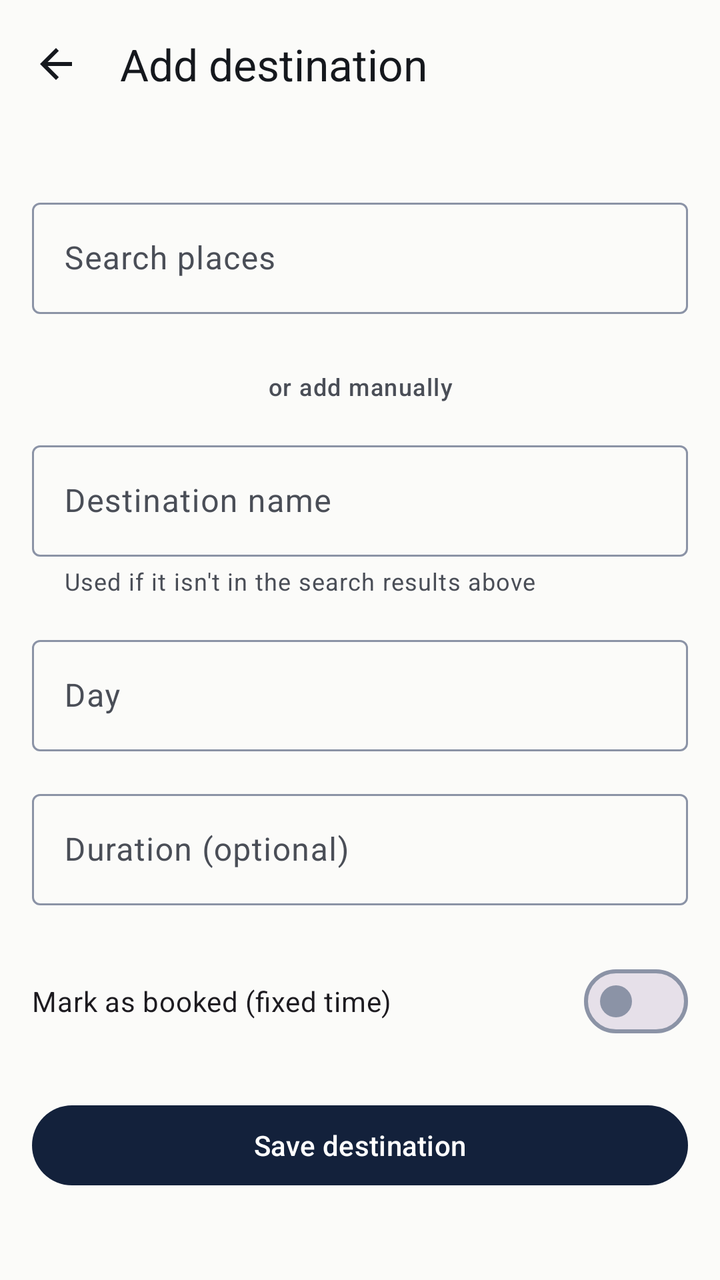
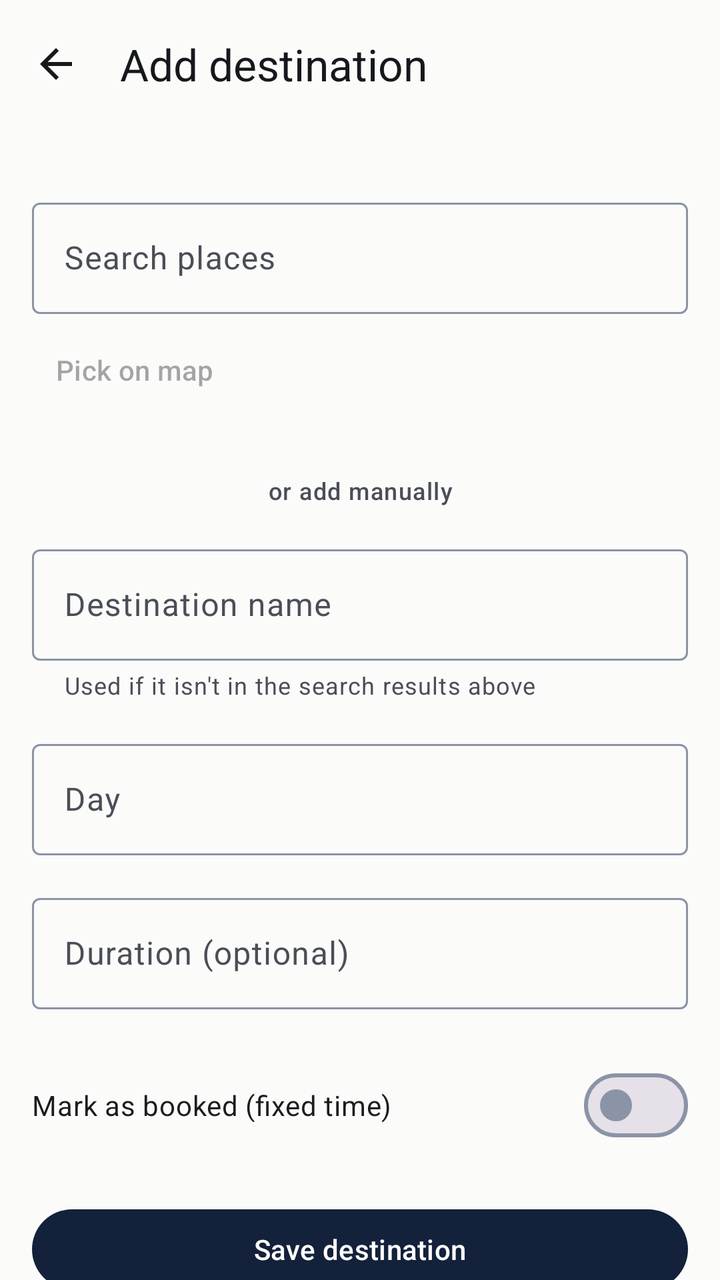

Screens rendered from an Android XML layout before and after an edit, with the pre-edit source and the edit as a unified diff.
<!-- AndroidManifest.xml: application theme Theme.TripFit -->
<!-- res/layout/activity_add_destination.xml -->
<?xml version="1.0" encoding="utf-8"?>
<LinearLayout xmlns:android="http://schemas.android.com/apk/res/android"
    xmlns:app="http://schemas.android.com/apk/res-auto"
    xmlns:tools="http://schemas.android.com/tools"
    android:id="@+id/add_destination_root"
    android:layout_width="match_parent"
    android:layout_height="match_parent"
    android:background="?attr/colorSurface"
    android:orientation="vertical"
    tools:context=".AddDestinationActivity">

    <com.google.android.material.appbar.MaterialToolbar
        android:id="@+id/toolbar"
        android:layout_width="match_parent"
        android:layout_height="?attr/actionBarSize"
        android:background="?attr/colorSurface"
        app:navigationIcon="@drawable/ic_arrow_back_24"
        app:title="@string/add_destination_title"
        app:titleTextColor="?attr/colorOnSurface" />

    <androidx.core.widget.NestedScrollView
        android:layout_width="match_parent"
        android:layout_height="0dp"
        android:layout_weight="1"
        android:fillViewport="true">

        <LinearLayout
            android:layout_width="match_parent"
            android:layout_height="wrap_content"
            android:orientation="vertical"
            android:padding="@dimen/space_md">

            <com.google.android.material.chip.ChipGroup
                android:id="@+id/chip_group_cities"
                android:layout_width="match_parent"
                android:layout_height="wrap_content"
                app:singleSelection="true" />

            <com.google.android.material.textfield.TextInputLayout
                android:id="@+id/layout_search"
                style="@style/Widget.Material3.TextInputLayout.OutlinedBox"
                android:layout_width="match_parent"
                android:layout_height="wrap_content"
                android:layout_marginTop="@dimen/space_md"
                android:hint="@string/field_search_hint">

                <com.google.android.material.textfield.TextInputEditText
                    android:id="@+id/input_search"
                    android:layout_width="match_parent"
                    android:layout_height="wrap_content"
                    android:inputType="text" />

            </com.google.android.material.textfield.TextInputLayout>

            <androidx.recyclerview.widget.RecyclerView
                android:id="@+id/recycler_search_results"
                android:layout_width="match_parent"
                android:layout_height="wrap_content"
                android:layout_marginTop="@dimen/space_xs"
                android:nestedScrollingEnabled="false"
                tools:listitem="@layout/item_place_result" />

            <TextView
                android:id="@+id/text_search_empty"
                android:layout_width="match_parent"
                android:layout_height="wrap_content"
                android:layout_marginTop="@dimen/space_sm"
                android:text="@string/search_empty_state"
                android:textAppearance="?attr/textAppearanceBodySmall"
                android:textColor="?attr/colorOnSurfaceVariant"
                android:visibility="gone"
                tools:visibility="visible" />

            <TextView
                android:layout_width="match_parent"
                android:layout_height="wrap_content"
                android:layout_marginTop="@dimen/space_lg"
                android:gravity="center"
                android:text="@string/divider_or_manual"
                android:textAppearance="?attr/textAppearanceLabelMedium"
                android:textColor="?attr/colorOnSurfaceVariant" />

            <com.google.android.material.textfield.TextInputLayout
                android:id="@+id/layout_name"
                style="@style/Widget.Material3.TextInputLayout.OutlinedBox"
                android:layout_width="match_parent"
                android:layout_height="wrap_content"
                android:layout_marginTop="@dimen/space_md"
                android:hint="@string/field_name_hint"
                app:helperText="@string/field_name_helper">

                <com.google.android.material.textfield.TextInputEditText
                    android:id="@+id/input_name"
                    android:layout_width="match_parent"
                    android:layout_height="wrap_content"
                    android:inputType="textCapWords" />

            </com.google.android.material.textfield.TextInputLayout>

            <com.google.android.material.textfield.TextInputLayout
                android:id="@+id/layout_day"
                style="@style/Widget.Material3.TextInputLayout.OutlinedBox"
                android:layout_width="match_parent"
                android:layout_height="wrap_content"
                android:layout_marginTop="@dimen/space_md"
                android:hint="@string/field_day_hint">

                <com.google.android.material.textfield.TextInputEditText
                    android:id="@+id/input_day"
                    android:layout_width="match_parent"
                    android:layout_height="wrap_content"
                    android:inputType="number" />

            </com.google.android.material.textfield.TextInputLayout>

            <com.google.android.material.textfield.TextInputLayout
                android:id="@+id/layout_duration"
                style="@style/Widget.Material3.TextInputLayout.OutlinedBox"
                android:layout_width="match_parent"
                android:layout_height="wrap_content"
                android:layout_marginTop="@dimen/space_md"
                android:hint="@string/field_duration_hint"
                app:suffixText="@string/field_duration_suffix">

                <com.google.android.material.textfield.TextInputEditText
                    android:id="@+id/input_duration"
                    android:layout_width="match_parent"
                    android:layout_height="wrap_content"
                    android:inputType="number" />

            </com.google.android.material.textfield.TextInputLayout>

            <com.google.android.material.materialswitch.MaterialSwitch
                android:id="@+id/switch_booked"
                android:layout_width="match_parent"
                android:layout_height="wrap_content"
                android:layout_marginTop="@dimen/space_lg"
                android:text="@string/mark_booked" />

            <com.google.android.material.textfield.TextInputLayout
                android:id="@+id/layout_time"
                style="@style/Widget.Material3.TextInputLayout.OutlinedBox"
                android:layout_width="match_parent"
                android:layout_height="wrap_content"
                android:layout_marginTop="@dimen/space_md"
                android:hint="@string/field_time_hint"
                android:visibility="gone"
                app:endIconDrawable="@drawable/ic_schedule_24"
                app:endIconMode="custom"
                tools:visibility="visible">

                <com.google.android.material.textfield.TextInputEditText
                    android:id="@+id/input_time"
                    android:layout_width="match_parent"
                    android:layout_height="wrap_content"
                    android:cursorVisible="false"
                    android:focusable="false" />

            </com.google.android.material.textfield.TextInputLayout>

            <com.google.android.material.button.MaterialButton
                android:id="@+id/button_save"
                android:layout_width="match_parent"
                android:layout_height="wrap_content"
                android:layout_marginTop="@dimen/space_lg"
                android:text="@string/action_save" />

        </LinearLayout>

    </androidx.core.widget.NestedScrollView>

</LinearLayout>
<!-- res/layout/item_place_result.xml (included above) -->
<?xml version="1.0" encoding="utf-8"?>
<LinearLayout xmlns:android="http://schemas.android.com/apk/res/android"
    android:layout_width="match_parent"
    android:layout_height="wrap_content"
    android:background="?attr/selectableItemBackground"
    android:clickable="true"
    android:focusable="true"
    android:orientation="vertical"
    android:paddingHorizontal="@dimen/space_md"
    android:paddingVertical="@dimen/space_sm">

    <TextView
        android:id="@+id/text_place_name"
        android:layout_width="match_parent"
        android:layout_height="wrap_content"
        android:textAppearance="?attr/textAppearanceBodyLarge"
        android:textColor="?attr/colorOnSurface" />

    <TextView
        android:id="@+id/text_place_meta"
        android:layout_width="match_parent"
        android:layout_height="wrap_content"
        android:layout_marginTop="2dp"
        android:textAppearance="?attr/textAppearanceBodySmall"
        android:textColor="?attr/colorOnSurfaceVariant" />

</LinearLayout>
<!-- resources referenced by this layout -->
<resources>
  <dimen name="space_lg">24dp</dimen>
  <dimen name="space_md">16dp</dimen>
  <dimen name="space_sm">8dp</dimen>
  <dimen name="space_xs">4dp</dimen>
  <!-- drawable ic_arrow_back_24 (drawable) -->
  <vector xmlns:android="http://schemas.android.com/apk/res/android"
      android:width="24dp"
      android:height="24dp"
      android:viewportWidth="24"
      android:viewportHeight="24"
      android:tint="?attr/colorOnSurface">
      <path
          android:fillColor="@android:color/white"
          android:pathData="M20,11H7.83l5.59,-5.59L12,4l-8,8 8,8 1.41,-1.41L7.83,13H20v-2z" />
  </vector>
  <!-- drawable ic_schedule_24 (drawable) -->
  <vector xmlns:android="http://schemas.android.com/apk/res/android"
      android:width="24dp"
      android:height="24dp"
      android:viewportWidth="24"
      android:viewportHeight="24"
      android:tint="?attr/colorOnSurfaceVariant">
      <path
          android:fillColor="@android:color/white"
          android:pathData="M12,2C6.48,2 2,6.48 2,12s4.48,10 10,10 10,-4.48 10,-10S17.52,2 12,2zM12,20c-4.41,0 -8,-3.59 -8,-8s3.59,-8 8,-8 8,3.59 8,8 -3.59,8 -8,8z" />
      <path
          android:fillColor="@android:color/white"
          android:pathData="M12.5,7L11,7v6l5.25,3.15 0.75,-1.23 -4.5,-2.67z" />
  </vector>
  <string name="action_save">Save destination</string>
  <string name="add_destination_title">Add destination</string>
  <string name="divider_or_manual">or add manually</string>
  <string name="field_day_hint">Day</string>
  <string name="field_duration_hint">Duration (optional)</string>
  <string name="field_duration_suffix">min</string>
  <string name="field_name_helper">Used if it isn\'t in the search results above</string>
  <string name="field_name_hint">Destination name</string>
  <string name="field_search_hint">Search places</string>
  <string name="field_time_hint">Fixed time</string>
  <string name="mark_booked">Mark as booked (fixed time)</string>
  <string name="search_empty_state">No places found. You can still add it by name below.</string>
  <style name="Theme.TripFit" parent="Base.Theme.TripFit" />
  <color name="md_primary">#13213B</color>
  <color name="md_on_primary">#FFFFFF</color>
  <color name="md_primary_container">#D7DEEA</color>
  <color name="md_on_primary_container">#13213B</color>
  <color name="md_secondary">#8A5B00</color>
  <color name="md_on_secondary">#FFFFFF</color>
  <color name="md_secondary_container">#FFE8B2</color>
  <color name="md_on_secondary_container">#2B1B00</color>
  <color name="md_background">#FBFBF9</color>
  <color name="md_on_background">#15181D</color>
  <color name="md_surface">#FBFBF9</color>
  <color name="md_on_surface">#15181D</color>
  <color name="md_surface_variant">#E7E9ED</color>
  <color name="md_on_surface_variant">#4A4E57</color>
  <color name="md_outline">#8B93A6</color>
  <!-- unchanged entries left out for length: 1 -->
</resources>

<!-- the commit's change to res/layout/activity_add_destination.xml (unified diff, before → after) -->
@@ -51,6 +51,15 @@
                     android:inputType="text" />
 
             </com.google.android.material.textfield.TextInputLayout>
+
+            <com.google.android.material.button.MaterialButton
+                android:id="@+id/button_pick_on_map"
+                style="@style/Widget.Material3.Button.TextButton"
+                android:layout_width="wrap_content"
+                android:layout_height="wrap_content"
+                android:layout_marginTop="@dimen/space_xs"
+                android:enabled="false"
+                android:text="@string/action_pick_on_map" />
 
             <androidx.recyclerview.widget.RecyclerView
                 android:id="@+id/recycler_search_results"
<!-- resource entries referenced after the edit -->
@@ -29,6 +29,7 @@
           android:fillColor="@android:color/white"
           android:pathData="M12.5,7L11,7v6l5.25,3.15 0.75,-1.23 -4.5,-2.67z" />
   </vector>
+  <string name="action_pick_on_map">Pick on map</string>
   <string name="action_save">Save destination</string>
   <string name="add_destination_title">Add destination</string>
   <string name="divider_or_manual">or add manually</string>
